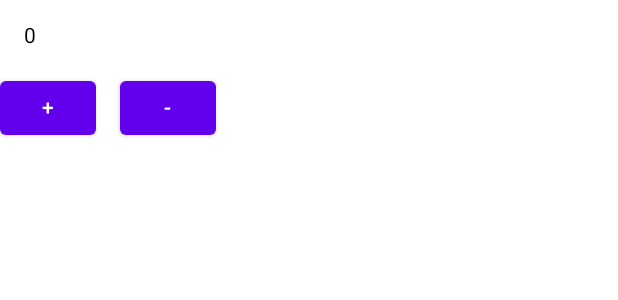
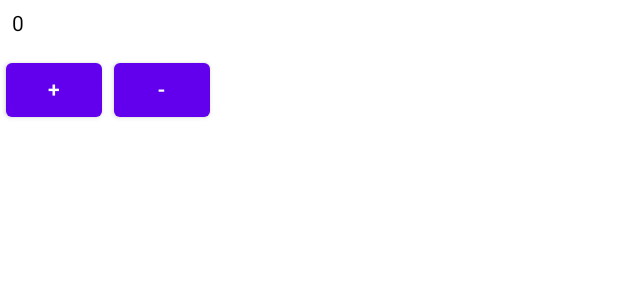
Before and after one commit to Gwachukwu/Counter, an Android app built with Jetpack Compose: the @Preview function Counter, on a phone screen of 412 x 824 dp. Shown: the top 300 px of the screen. Run offline under Robolectric (Android 15) with nearby library versions, the phone set to English and light mode, and no system bars.

Commit message:
remove space and use button padding

```diff
--- a/composeApp/src/androidMain/kotlin/com/jetbrains/spacetutorial/MainActivity.kt
+++ b/composeApp/src/androidMain/kotlin/com/jetbrains/spacetutorial/MainActivity.kt
@@ -5,10 +5,8 @@ import androidx.activity.ComponentActivity
 import androidx.activity.compose.setContent
 import androidx.compose.foundation.layout.Column
 import androidx.compose.foundation.layout.Row
-import androidx.compose.foundation.layout.Spacer
 import androidx.compose.foundation.layout.fillMaxWidth
 import androidx.compose.foundation.layout.padding
-import androidx.compose.foundation.layout.width
 import androidx.compose.material.Button
 import androidx.compose.material.Text
 import androidx.compose.runtime.Composable
@@ -47,13 +45,12 @@ fun Counter(){
             verticalAlignment = Alignment.CenterVertically,
             modifier = Modifier
                 .fillMaxWidth()
-                .padding(16.dp)
+                .padding(8.dp)
         ) {
            Text(count.intValue.toString())
        }
         Row {
             Increment(count)
-            Spacer(modifier = Modifier.width(16.dp))
             Decrement(count)
         }
     }
@@ -61,14 +58,14 @@ fun Counter(){
 
 @Composable
 fun Increment(count : MutableState<Int>){
- Button(onClick = { count.value++ }) {
+    Button(onClick = { count.value++ }, Modifier.padding(4.dp)) {
      Text(text = "+")
  }
 }
 
 @Composable
 fun Decrement(count : MutableState<Int>){
-    Button(onClick = { count.value-- }) {
+    Button(onClick = { count.value-- }, Modifier.padding(4.dp)) {
         Text(text = "-")
     }
 }
```
